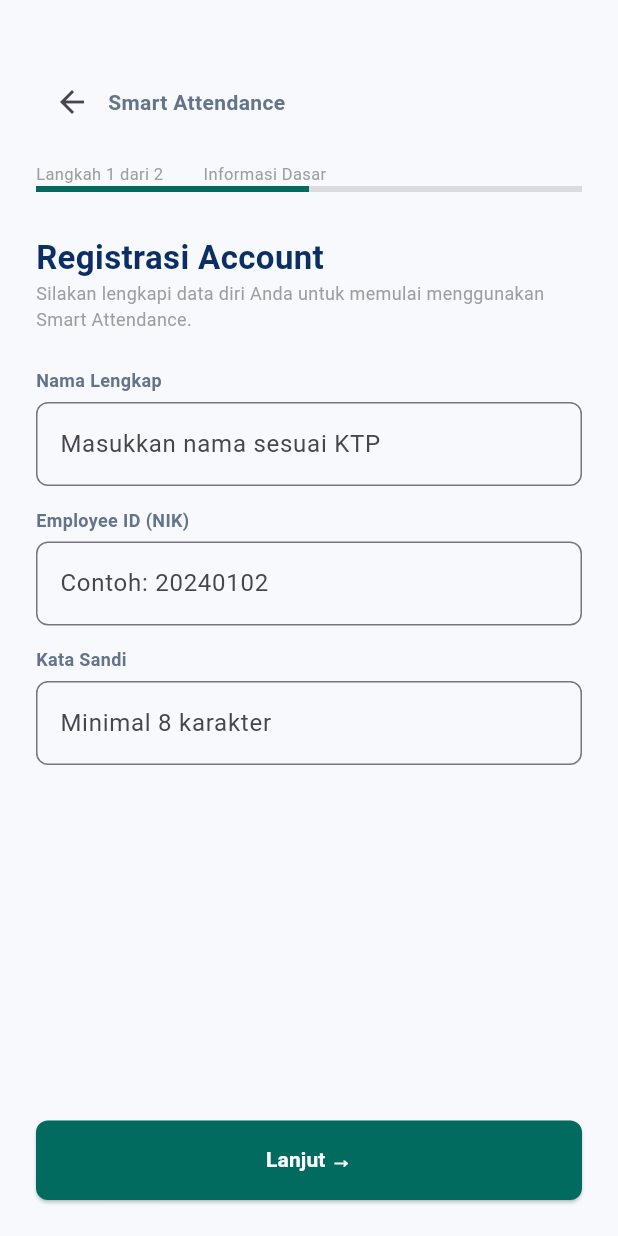
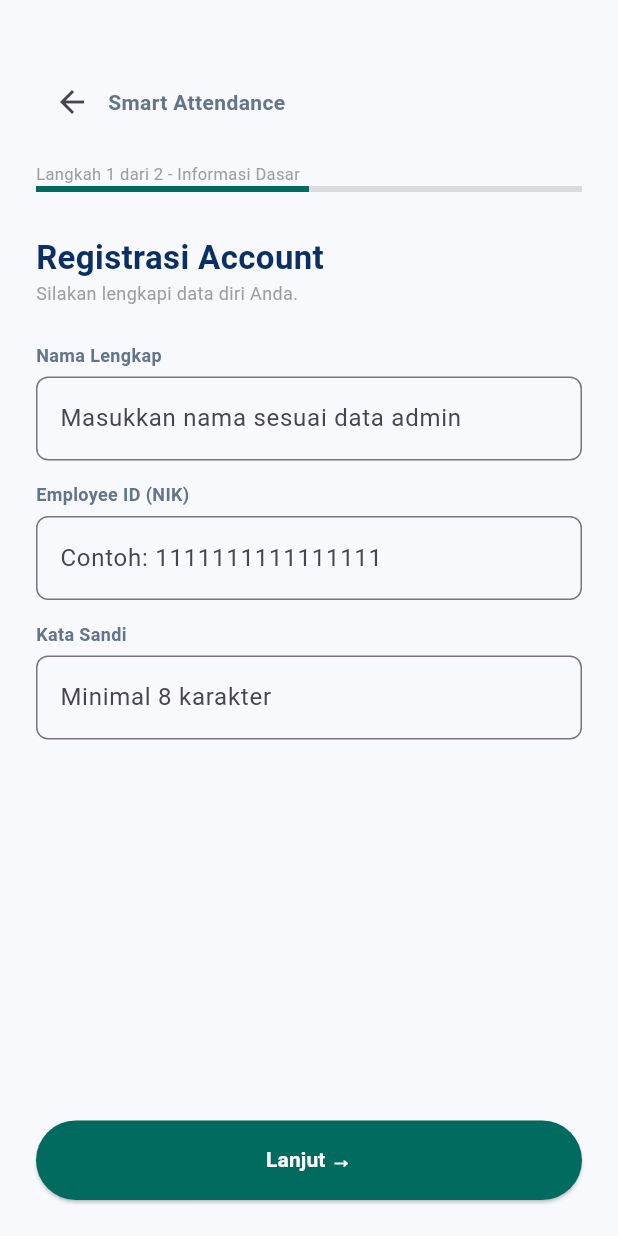
Before and after one commit to iqihaz25/kelompok-4_smart_attendance, a Flutter app: the RegisterInfoScreen screen opened directly, on a phone screen of 412 x 824 dp. Run offline on Flutter 3.47's test engine with Material 3 defaults, Android fonts, the phone set to English and light mode, and no system bars; our stand-ins replace camera, cloud_firestore, firebase_auth, firebase_core, fl_chart, geolocator; missing offline and left inert: dart:html, excel; accounts and stored records are empty.

Commit message:
[Anom Ayu Radhaswasti] Hari 1-2: Integrasi Firebase Firestore, Login & Register Validation | Blockers: - | Plan besok: Face Scan Development

```diff
--- a/lib/screens/register_info_screen.dart
+++ b/lib/screens/register_info_screen.dart
@@ -14,9 +14,7 @@
   final _namaController = TextEditingController();
   final _pwdController = TextEditingController();
 
-  final List<String> _companyDatabaseIds = ["20240101", "20240102", "327500123456"];
-
-  void _nextStep() {
+  Future<void> _nextStep() async {
     String id = _idController.text.trim();
     String nama = _namaController.text.trim();
     String pwd = _pwdController.text.trim();
@@ -25,21 +23,60 @@
       _showAlert("Mohon lengkapi semua data registrasi!");
       return;
     }
-    if (!_companyDatabaseIds.contains(id)) {
-      _showAlert("Employee ID (NIK) tidak terdaftar di database perusahaan!");
-      return;
+
+    try {
+      DocumentSnapshot employeeDoc = await FirebaseFirestore.instance
+          .collection('employees')
+          .doc(id)
+          .get();
+
+      if (!employeeDoc.exists) {
+        _showAlert("NIK tidak ditemukan di database perusahaan!");
+        return;
+      }
+
+      final data = employeeDoc.data() as Map<String, dynamic>;
+
+      String namaDatabase =
+      (data['nama'] ?? '').toString().trim().toLowerCase();
+
+      if (namaDatabase != nama.toLowerCase()) {
+        _showAlert(
+          "Nama tidak sesuai dengan data yang didaftarkan admin!",
+        );
+        return;
+      }
+
+      Navigator.push(
+        context,
+        MaterialPageRoute(
+          builder: (context) => RegisterBiometricScreen(
+            employeeId: id,
+            nama: nama,
+            password: pwd,
+          ),
+        ),
+      );
+    } catch (e) {
+      _showAlert("Terjadi kesalahan: $e");
     }
+  }
 
-    Navigator.push(
-      context,
-      MaterialPageRoute(
-        builder: (context) => RegisterBiometricScreen(employeeId: id, nama: nama, password: pwd),
+  void _showAlert(String msg) {
+    ScaffoldMessenger.of(context).showSnackBar(
+      SnackBar(
+        content: Text(msg),
+        behavior: SnackBarBehavior.floating,
       ),
     );
   }
 
-  void _showAlert(String msg) {
-    ScaffoldMessenger.of(context).showSnackBar(SnackBar(content: Text(msg), behavior: SnackBarBehavior.floating));
+  @override
+  void dispose() {
+    _idController.dispose();
+    _namaController.dispose();
+    _pwdController.dispose();
+    super.dispose();
   }
 
   @override
@@ -51,30 +88,137 @@
           crossAxisAlignment: CrossAxisAlignment.stretch,
           children: [
             const SizedBox(height: 20),
-            Row(children: [IconButton(icon: const Icon(Icons.arrow_back), onPressed: () => Navigator.pop(context)), const Text('Smart Attendance', style: TextStyle(fontWeight: FontWeight.bold))]),
+
+            Row(
+              children: [
+                IconButton(
+                  icon: const Icon(Icons.arrow_back),
+                  onPressed: () => Navigator.pop(context),
+                ),
+                const Text(
+                  'Smart Attendance',
+                  style: TextStyle(fontWeight: FontWeight.bold),
+                ),
+              ],
+            ),
+
             const SizedBox(height: 16),
-            const Text('Langkah 1 dari 2         Informasi Dasar', style: TextStyle(fontSize: 11, color: Colors.grey)),
-            const LinearProgressIndicator(value: 0.5, color: Color(0xFF006B5E), backgroundColor: Colors.black12),
+
+            const Text(
+              'Langkah 1 dari 2 - Informasi Dasar',
+              style: TextStyle(
+                fontSize: 11,
+                color: Colors.grey,
+              ),
+            ),
+
+            const LinearProgressIndicator(
+              value: 0.5,
+              color: Color(0xFF006B5E),
+              backgroundColor: Colors.black12,
+            ),
+
             const SizedBox(height: 28),
-            const Text('Registrasi Account', style: TextStyle(fontSize: 22, fontWeight: FontWeight.bold, color: Color(0xFF0B2F64))),
-            const Text('Silakan lengkapi data diri Anda untuk memulai menggunakan Smart Attendance.', style: TextStyle(color: Colors.grey, fontSize: 12)),
+
+            const Text(
+              'Registrasi Account',
+              style: TextStyle(
+                fontSize: 22,
+                fontWeight: FontWeight.bold,
+                color: Color(0xFF0B2F64),
+              ),
+            ),
+
+            const Text(
+              'Silakan lengkapi data diri Anda.',
+              style: TextStyle(
+                color: Colors.grey,
+                fontSize: 12,
+              ),
+            ),
+
             const SizedBox(height: 24),
-            const Text('Nama Lengkap', style: TextStyle(fontSize: 12, fontWeight: FontWeight.bold)),
+
+            const Text(
+              'Nama Lengkap',
+              style: TextStyle(
+                fontSize: 12,
+                fontWeight: FontWeight.bold,
+              ),
+            ),
+
             const SizedBox(height: 6),
-            TextField(controller: _namaController, decoration: InputDecoration(hintText: 'Masukkan nama sesuai KTP', border: OutlineInputBorder(borderRadius: BorderRadius.circular(8)))),
+
+            TextField(
+              controller: _namaController,
+              decoration: InputDecoration(
+                hintText: 'Masukkan nama sesuai data admin',
+                border: OutlineInputBorder(
+                  borderRadius: BorderRadius.circular(8),
+                ),
+              ),
+            ),
+
             const SizedBox(height: 14),
-            const Text('Employee ID (NIK)', style: TextStyle(fontSize: 12, fontWeight: FontWeight.bold)),
+
+            const Text(
+              'Employee ID (NIK)',
+              style: TextStyle(
+                fontSize: 12,
+                fontWeight: FontWeight.bold,
+              ),
+            ),
+
             const SizedBox(height: 6),
-            TextField(controller: _idController, decoration: InputDecoration(hintText: 'Contoh: 20240102', border: OutlineInputBorder(borderRadius: BorderRadius.circular(8)))),
+
+            TextField(
+              controller: _idController,
+              decoration: InputDecoration(
+                hintText: 'Contoh: 1111111111111111',
+                border: OutlineInputBorder(
+                  borderRadius: BorderRadius.circular(8),
+                ),
+              ),
+            ),
+
             const SizedBox(height: 14),
-            const Text('Kata Sandi', style: TextStyle(fontSize: 12, fontWeight: FontWeight.bold)),
+
+            const Text(
+              'Kata Sandi',
+              style: TextStyle(
+                fontSize: 12,
+                fontWeight: FontWeight.bold,
+              ),
+            ),
+
             const SizedBox(height: 6),
-            TextField(controller: _pwdController, decoration: InputDecoration(hintText: 'Minimal 8 karakter', border: OutlineInputBorder(borderRadius: BorderRadius.circular(8))), obscureText: true),
+
+            TextField(
+              controller: _pwdController,
+              obscureText: true,
+              decoration: InputDecoration(
+                hintText: 'Minimal 8 karakter',
+                border: OutlineInputBorder(
+                  borderRadius: BorderRadius.circular(8),
+                ),
+              ),
+            ),
+
             const Spacer(),
+
             ElevatedButton(
               onPressed: _nextStep,
-              style: ElevatedButton.styleFrom(backgroundColor: const Color(0xFF006B5E), padding: const EdgeInsets.symmetric(vertical: 16), shape: RoundedRectangleBorder(borderRadius: BorderRadius.circular(8))),
-              child: const Text('Lanjut →', style: TextStyle(color: Colors.white, fontWeight: FontWeight.bold)),
+              style: ElevatedButton.styleFrom(
+                backgroundColor: const Color(0xFF006B5E),
+                padding: const EdgeInsets.symmetric(vertical: 16),
+              ),
+              child: const Text(
+                'Lanjut →',
+                style: TextStyle(
+                  color: Colors.white,
+                  fontWeight: FontWeight.bold,
+                ),
+              ),
             ),
           ],
         ),
--- a/lib/shared_widgets/custom_sidebar.dart
+++ b/lib/shared_widgets/custom_sidebar.dart
@@ -5,7 +5,7 @@
 import '../features/dashboard/views/attendance_screen.dart';
 import '../features/employees/views/employee_screen.dart';
 import '../features/reporting/report_screen.dart';
-import '../features/auth/views/login_screen.dart';
+import '../screens/login_screen.dart';
 
 class CustomSidebar extends StatelessWidget {
   final int currentIndex;
--- a/pubspec.yaml
+++ b/pubspec.yaml
@@ -55,6 +55,12 @@
   # Export Laporan Akhir Bulan ke Excel
   excel: ^4.0.0
 
+  firebase_core: ^3.15.1
+  firebase_auth: ^5.6.2
+  cloud_firestore: ^5.6.11
+  camera: ^0.11.1
+  geolocator: ^14.0.2
+
   # The following adds the Cupertino Icons font to your application.
   # Use with the CupertinoIcons class for iOS style icons.
   cupertino_icons: ^1.0.8
```
Also changed, not shown: lib/features/dashboard/controllers/dashboard_controller.dart (+37 -6 lines), lib/features/employees/views/employee_screen.dart (+36 -6 lines), pubspec.lock, 7 other files.
